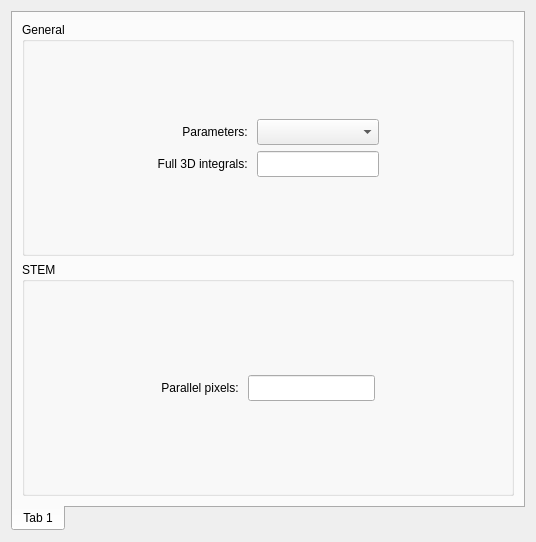
Old version of the form src/gui/dialogs/settings/frames/globalsettingsframe.ui in the repository JJPPeters/clTEM.
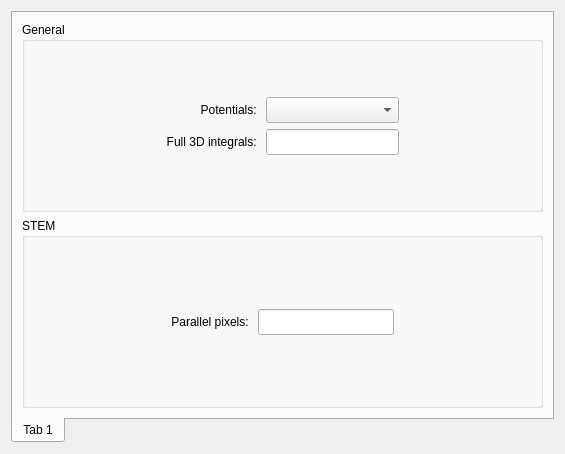
New version of the form. Custom widgets are drawn as their Qt base class.

```diff
--- a/src/gui/dialogs/settings/frames/globalsettingsframe.ui
+++ b/src/gui/dialogs/settings/frames/globalsettingsframe.ui
@@ -6,8 +6,8 @@
    <rect>
     <x>0</x>
     <y>0</y>
-    <width>536</width>
-    <height>542</height>
+    <width>565</width>
+    <height>454</height>
    </rect>
   </property>
   <property name="windowTitle">
@@ -50,7 +50,7 @@
             </property>
             <property name="sizeHint" stdset="0">
              <size>
-              <width>0</width>
+              <width>10</width>
               <height>20</height>
              </size>
             </property>
@@ -92,7 +92,7 @@
             </property>
             <property name="sizeHint" stdset="0">
              <size>
-              <width>0</width>
+              <width>10</width>
               <height>20</height>
              </size>
             </property>
@@ -130,7 +130,7 @@
              </sizepolicy>
             </property>
             <property name="text">
-             <string>Parameters: </string>
+             <string>Potentials: </string>
             </property>
             <property name="alignment">
              <set>Qt::AlignRight|Qt::AlignTrailing|Qt::AlignVCenter</set>
@@ -176,7 +176,7 @@
             </property>
             <property name="sizeHint" stdset="0">
              <size>
-              <width>0</width>
+              <width>10</width>
               <height>20</height>
              </size>
             </property>
@@ -189,7 +189,7 @@
             </property>
             <property name="sizeHint" stdset="0">
              <size>
-              <width>0</width>
+              <width>10</width>
               <height>20</height>
              </size>
             </property>
```
